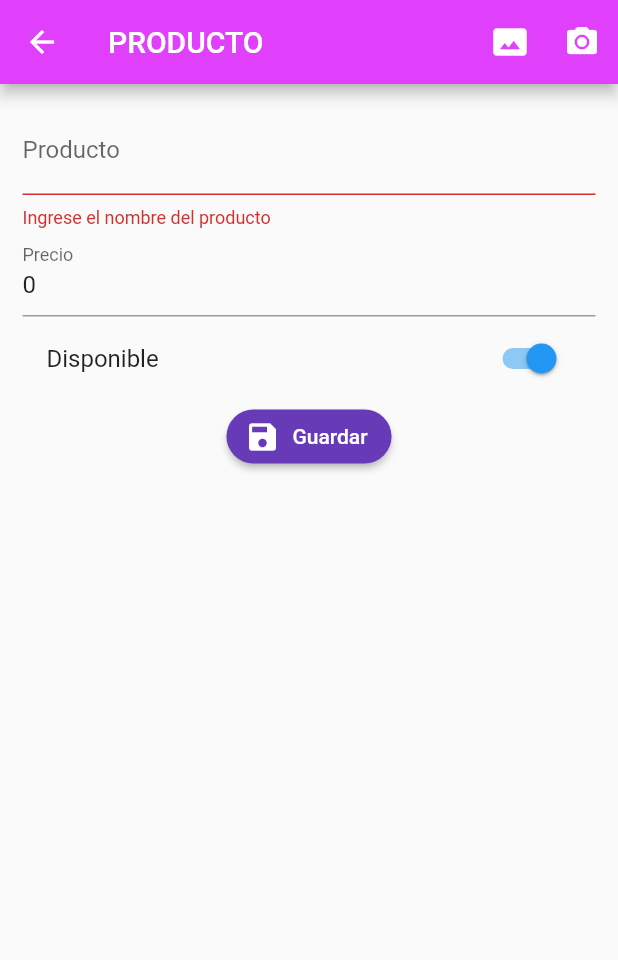
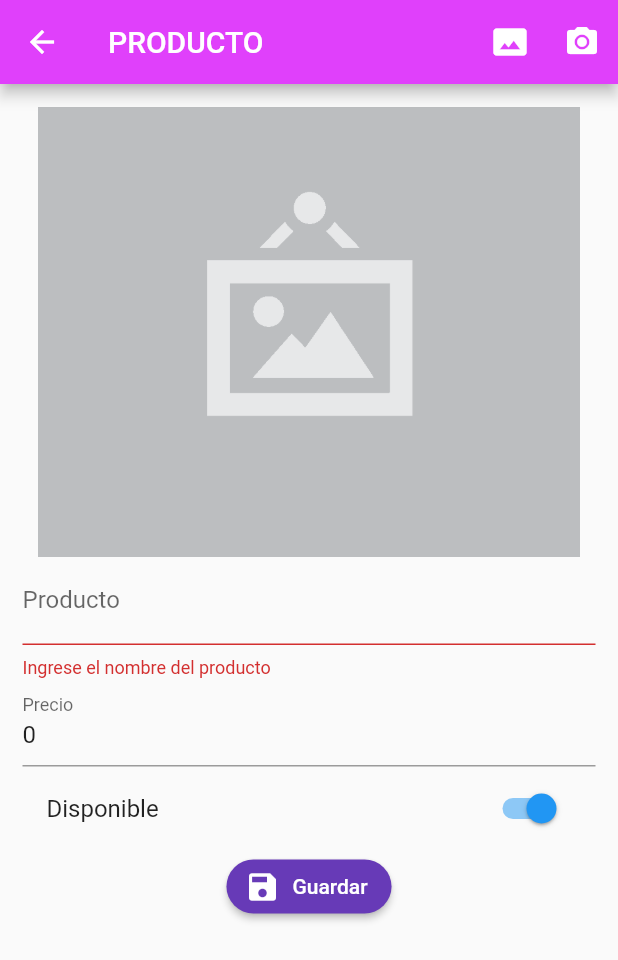
Before and after one commit to ecorrea343/formularioBloc, a Flutter app: the ProductoPage screen opened by its route, after a tap on "Guardar", after a tap on the "photo size select actual" icon, on a phone screen of 412 x 824 dp. Shown: the top 960 px of the screen. Run offline on Flutter 3.47's test engine with Material 2 defaults, Android fonts, the phone set to English and light mode, and no system bars; our stand-ins replace image_picker, rxdart; network calls fail.

Commit message:
agregar funciones en la pagian producto con camara

```diff
--- a/lib/src/pages/producto_page.dart
+++ b/lib/src/pages/producto_page.dart
@@ -1,7 +1,10 @@
+import 'dart:io';
+
 import 'package:flutter/material.dart';
 import 'package:formulariobloc/src/models/producto_model.dart';
 import 'package:formulariobloc/src/providers/productos_providers.dart';
 import 'package:formulariobloc/src/utils/utils.dart' as utils;
+import 'package:image_picker/image_picker.dart';
 
 class ProductoPage extends StatefulWidget {
 
@@ -10,13 +13,14 @@ class ProductoPage extends StatefulWidget {
 }
 
 class _ProductoPageState extends State<ProductoPage> {
-  final formKey = GlobalKey<FormState>();
-  final scaffoldKey = GlobalKey<ScaffoldState>();
+  final formKey           = GlobalKey<FormState>();
+  final scaffoldKey       = GlobalKey<ScaffoldState>();
   final productosProvider = new ProductosProvider();
 
   ProductoModel producto = new ProductoModel();
 
   bool _guardando = false;
+  File foto;
 
   @override
   Widget build(BuildContext context) {
@@ -31,11 +35,11 @@ class _ProductoPageState extends State<ProductoPage> {
         actions: <Widget>[
           IconButton(
             icon: Icon(Icons.photo_size_select_actual),
-            onPressed: (){},
+            onPressed:_seleccionarFoto,
           ),
           IconButton(
             icon: Icon(Icons.camera_alt),
-            onPressed: (){},
+            onPressed:_tomarFoto,
           )
         ],
       ),
@@ -46,6 +50,7 @@ class _ProductoPageState extends State<ProductoPage> {
             key: formKey,
             child: Column(
               children: <Widget>[
+                _mostrarFoto(),
                 _crearNombre(),
                 _crearPrecio(),
                 _crearDisponible(),
@@ -138,22 +143,61 @@ class _ProductoPageState extends State<ProductoPage> {
 
       if( producto.id == null )
       {  productosProvider.crearProducto(producto); }
-  else{  productosProvider.editarProducto(producto);}
+    else{  productosProvider.editarProducto(producto);}
 
-        setState(() {  _guardando = false;});
+       // setState(() {  _guardando = false;});
         mostrarSnackBar('Registro Guardado');
-
+        Navigator.pop(context);
     // Aca estamos diciendo si esta todo ok .
     // if (formKey.currentState.validate()) {
 
     // }
 
    }
-   void mostrarSnackBar(String mensaje){
+  void mostrarSnackBar(String mensaje){
+
      final snackbar = SnackBar(
-       content: Text(mensaje),
-       duration: Duration(milliseconds: 1500),
+       content      : Text(mensaje),
+       duration     : Duration(milliseconds: 1500),
      );
      scaffoldKey.currentState.showSnackBar(snackbar);
-   }
+  }
+
+  Widget _mostrarFoto(){
+
+    if (producto.fotoUrl != null) {
+      //tengo que hacer esto
+      return Container();
+    }else{
+
+      return Image(
+        image: AssetImage(foto?.path ?? 'assets/no-image.png'),
+        height: 300.0,
+        fit: BoxFit.cover,
+      );
+    }
+
+  }
+  _seleccionarFoto()async{
+
+    foto = await ImagePicker.pickImage(
+      source: ImageSource.gallery
+    );
+
+    if (foto!= null) {
+      //liempieza
+    }
+    setState(() {});
+
+  }
+  _tomarFoto(){
+    ImagePicker.pickImage(
+      source: ImageSource.camera
+    );
+
+    if (foto!= null) {
+      //liempieza
+    }
+    setState(() {});
+  }
 }
--- a/pubspec.yaml
+++ b/pubspec.yaml
@@ -26,6 +26,7 @@ dependencies:
   shared_preferences: ^0.5.3+5
   rxdart: ^0.22.4
   http:
+  image_picker: ^0.6.2+1
 
 dev_dependencies:
   flutter_test:
@@ -44,8 +45,8 @@ flutter:
   uses-material-design: true
 
   # To add assets to your application, add an assets section, like this:
-  # assets:
-  #  - images/a_dot_burr.jpeg
+  assets:
+    - assets/
   #  - images/a_dot_ham.jpeg
 
   # An image asset can refer to one or more resolution-specific "variants", see
```
Also changed, not shown: lib/src/pages/example_page.dart (+13 -0 lines), assets/jar-loading.gif (added), assets/no-image.png (added), pubspec.lock, 2 other files.
